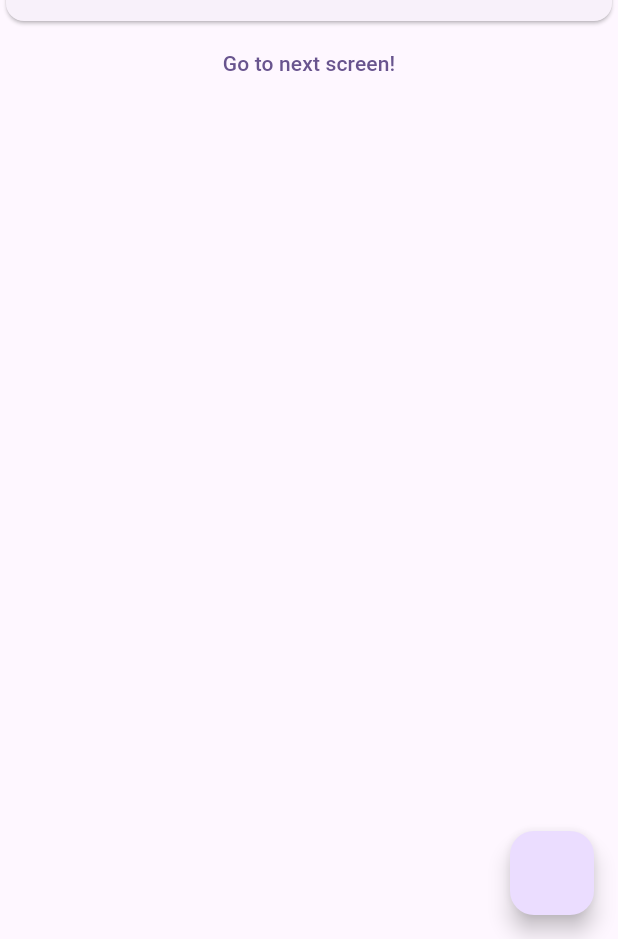
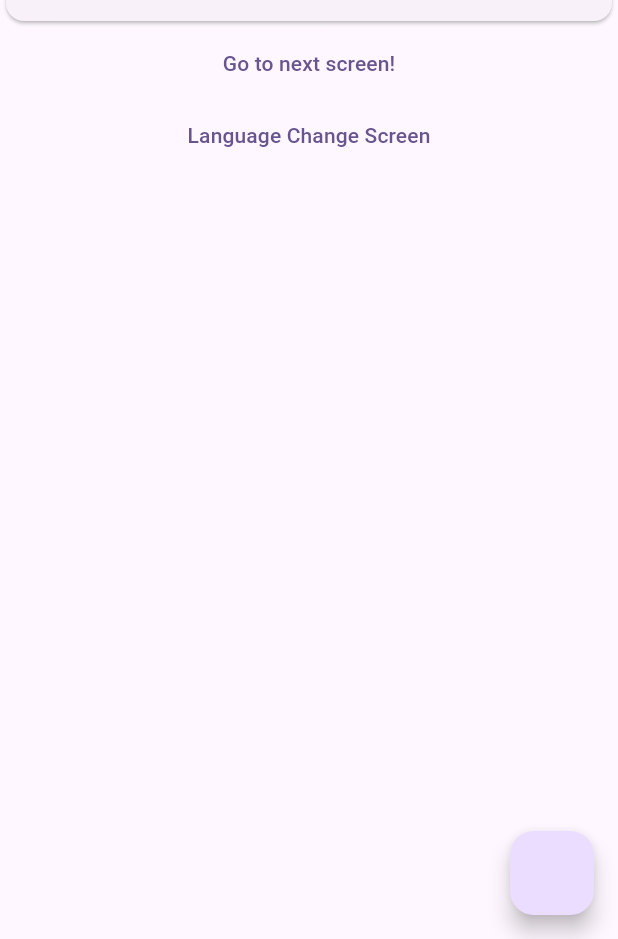
Before and after one commit to MehediMashfan086/flutter-getx, a Flutter app: the screen it shows after launch, on a phone screen of 412 x 824 dp, the part 297-1236 px from its top. Run offline on Flutter 3.47's test engine with Material 3 defaults, Android fonts, the phone set to English and light mode, and no system bars; our stand-ins replace get.

Commit message:
feat(GetX): Language change English to Bangla done

```diff
--- a/lib/main.dart
+++ b/lib/main.dart
@@ -1,8 +1,10 @@
 import 'package:flutter/material.dart';
 import 'package:flutter_getx/screens/height_width_screen.dart';
 import 'package:flutter_getx/screens/home_screen.dart';
+import 'package:flutter_getx/screens/languages_chnage_screen.dart';
 import 'package:flutter_getx/screens/screen_one.dart';
 import 'package:flutter_getx/screens/screen_two.dart';
+import 'package:flutter_getx/utils/languages.dart';
 import 'package:get/get.dart';
 
 void main() {
@@ -22,6 +24,9 @@ class MyApp extends StatelessWidget {
         useMaterial3: true,
       ),
       home: const HomeScreen(),
+      locale: const Locale("en", "US"),
+      translations: Languages(),
+      fallbackLocale: const Locale("en", "US"),
       getPages: [
         GetPage(
           name: "/",
@@ -39,6 +44,10 @@ class MyApp extends StatelessWidget {
           name: "/heightWidth",
           page: () => const HeightWidthScreen(),
         ),
+        GetPage(
+          name: "/language",
+          page: () => const LanguagesChangeScreen(),
+        ),
       ],
     );
   }
--- a/lib/screens/home_screen.dart
+++ b/lib/screens/home_screen.dart
@@ -130,6 +130,11 @@ class _HomeScreenState extends State<HomeScreen> {
             },
             child: const Text("Go to next screen!"),
           ),
+          TextButton(
+              onPressed: () {
+                Get.toNamed("/language");
+              },
+              child: const Text("Language Change Screen"))
         ],
       ),
       floatingActionButton: FloatingActionButton(
--- /dev/null
+++ b/lib/utils/languages.dart
@@ -0,0 +1,16 @@
+import 'package:get/get_navigation/src/root/internacionalization.dart';
+
+class Languages extends Translations {
+  @override
+  // TODO: implement keys
+  Map<String, Map<String, String>> get keys => {
+        "en_US": {
+          "message": "What is your name?",
+          "name": "My Name is Mehedi Hasan.",
+        },
+        "bn_BD": {
+          "message": "আপনার নাম কি?",
+          "name": "আমার নাম মেহেদী হাসান।",
+        },
+      };
+}
```
Also changed, not shown: lib/screens/languages_change_screen.dart (added, +70 -0 lines).
